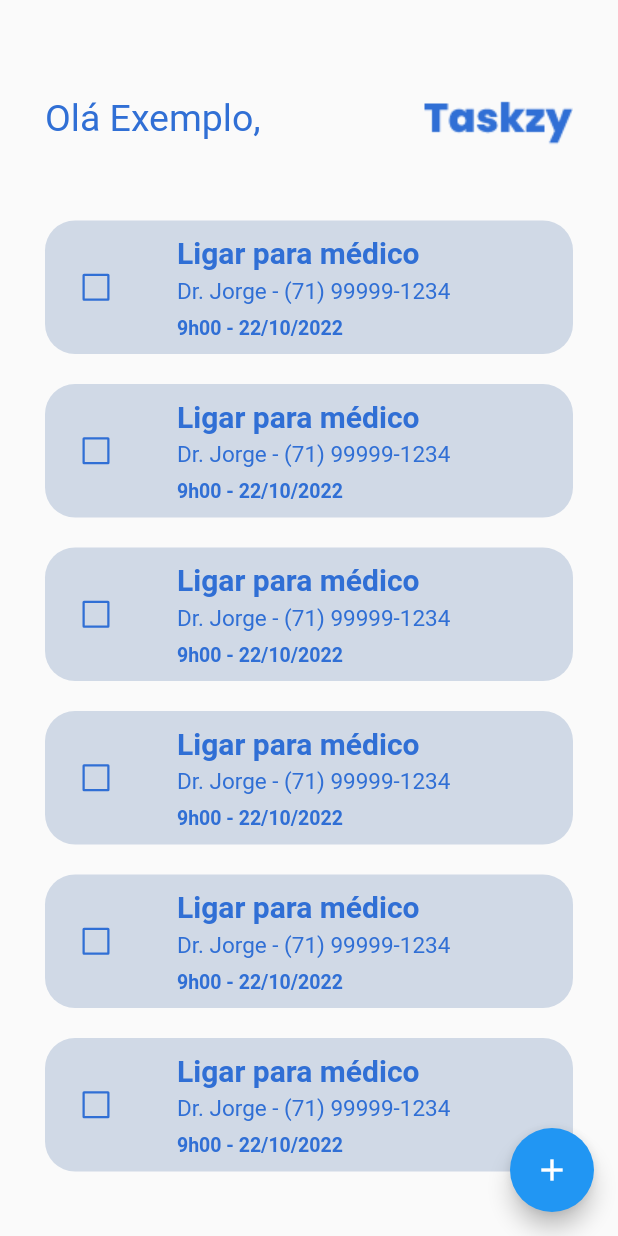
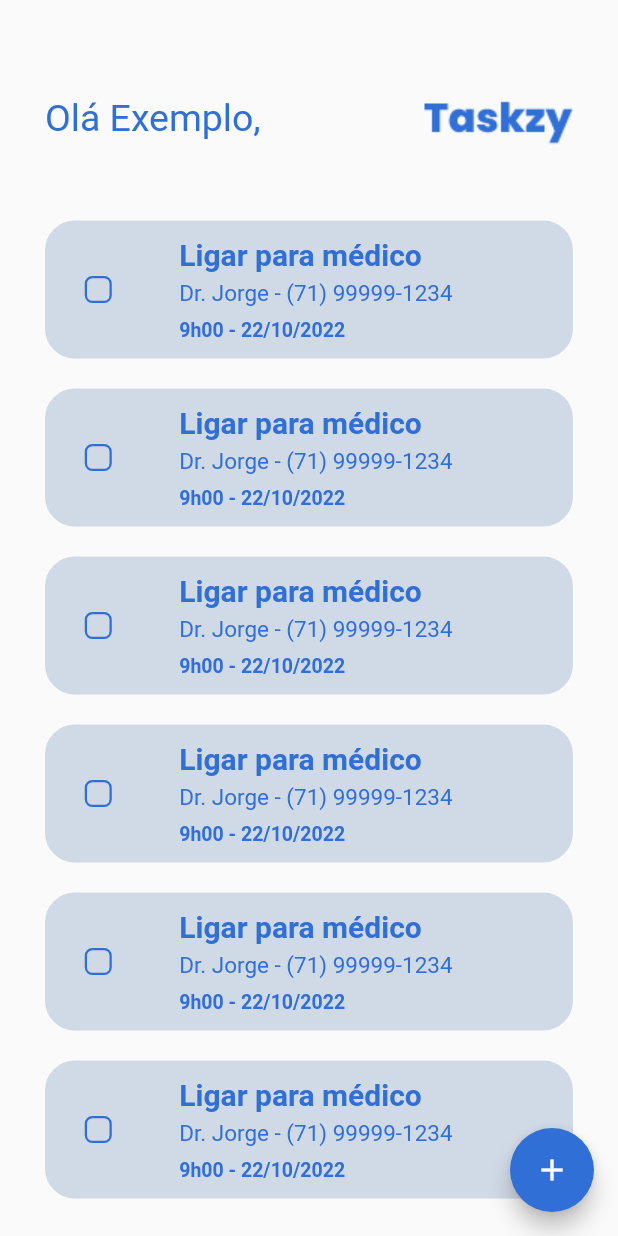
Before and after one commit to RicMerces/TaskzyChallenge, a Flutter app: the Home screen opened directly, on a phone screen of 412 x 824 dp. Run offline on Flutter 3.47's test engine with Material 2 defaults, Android fonts, the phone set to English and light mode, and no system bars.

Commit message:
Home style complete

```diff
--- a/taskzy/lib/main.dart
+++ b/taskzy/lib/main.dart
@@ -14,7 +14,7 @@ class MyApp extends StatelessWidget {
   Widget build(BuildContext context) {
     return MaterialApp(
       debugShowCheckedModeBanner: false,
-      home: Registro(),
+      home: Home(),
     );
   }
 }
--- a/taskzy/lib/pages/Home.dart
+++ b/taskzy/lib/pages/Home.dart
@@ -20,6 +20,7 @@ class _HomeState extends State<Home> {
         child: const Icon(
           Icons.add,
         ),
+        backgroundColor: Color(0xff306FD5),
       ),
       body: SingleChildScrollView(
         padding: EdgeInsets.symmetric(vertical: 60, horizontal: 30),
--- a/taskzy/lib/widget/home_card.dart
+++ b/taskzy/lib/widget/home_card.dart
@@ -25,12 +25,17 @@ class HomeCard extends StatelessWidget {
         mainAxisAlignment: MainAxisAlignment.start,
         children: [
           Checkbox(
+            shape: RoundedRectangleBorder(
+              borderRadius: BorderRadius.circular(5),
+            ),
             value: checkmark,
             onChanged: onChanged ?? (value) {},
             side: const BorderSide(
               color: Color(0xff306FD5),
               width: 1.5,
             ),
+            activeColor: Color(0xff306FD5),
+            checkColor: Color(0xff306FD5),
           ),
           SizedBox(
             width: 30,
@@ -68,9 +73,17 @@ class HomeCard extends StatelessWidget {
         ],
       ),
       decoration: BoxDecoration(
-        color: Color(0xffD0D9E6),
-        borderRadius: BorderRadius.circular(20),
-      ),
+          color: checkmark == false ? Color(0xffD0D9E6) : null,
+          borderRadius: BorderRadius.circular(20),
+          border: checkmark == true
+              ? Border.all(
+                  width: 1.5,
+                  color: Color(0xff306FD5),
+                )
+              : Border.all(
+                  width: 1.5,
+                  color: Color(0xffD0D9E6),
+                )),
     );
   }
 }
```
